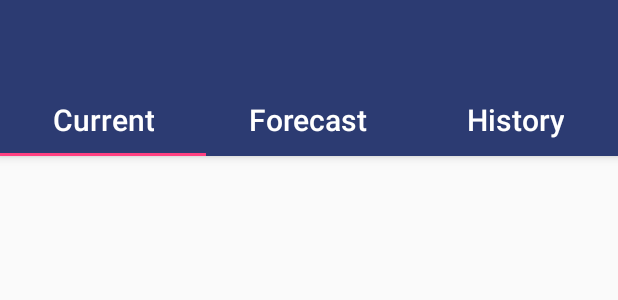
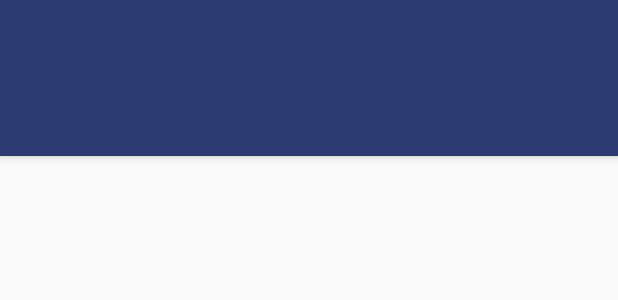
Before and after one commit to DoanVanToan/Weather, an Android app: the layout activity_main.xml on its own in the app's theme, with its tools: preview values and no code run, on a phone screen of 412 x 824 dp. Shown: the top 300 px of the screen. Run offline under Robolectric (Android 15) with nearby library versions, the phone set to English and light mode, and no system bars.

Commit message:
Init and add fragment into main screen

```diff
--- a/app/src/main/java/com/fs_sournary/weather/screen/main/fragment/current/CurrentViewModel.java
+++ b/app/src/main/java/com/fs_sournary/weather/screen/main/fragment/current/CurrentViewModel.java
@@ -63,6 +63,7 @@ public class CurrentViewModel extends BaseObservable implements BaseViewModel {
                 .subscribeWith(new DisposableObserver<GenerateWeather>() {
                     @Override
                     public void onNext(GenerateWeather generateWeather) {
+
                         CurrentWeather currentWeather = generateWeather.getCurrentWeather();
                         String current = Constant.TITLE_LAST_UPDATE
                                 + mConvertTimeUtils.getDateString((int) currentWeather.getTime());
@@ -73,7 +74,6 @@ public class CurrentViewModel extends BaseObservable implements BaseViewModel {
 
                     @Override
                     public void onError(Throwable e) {
-
                     }
 
                     @Override
--- a/app/src/main/java/com/fs_sournary/weather/screen/main/fragment/current/CurrentWeatherFragment.java
+++ b/app/src/main/java/com/fs_sournary/weather/screen/main/fragment/current/CurrentWeatherFragment.java
@@ -92,4 +92,9 @@ public class CurrentWeatherFragment extends BaseFragment implements
         }
     }
 
+    @Override
+    public void onDestroy() {
+        super.onDestroy();
+        mCurrentViewModel.onDestroy();
+    }
 }
--- a/app/src/main/java/com/fs_sournary/weather/utils/Constant.java
+++ b/app/src/main/java/com/fs_sournary/weather/utils/Constant.java
@@ -13,4 +13,7 @@ public class Constant {
     public static final String CURRENT_FRAGMENT_TAG = "current_fragment";
     public static final String TITLE_LAST_UPDATE = "Last updated: ";
 
+    public static final int COUNT_FRAGMENT_MAIN = 3;
+    public static final int COUNT_OFFSET_FRAGMENT_RETAIN = 2;
+
 }
--- a/app/src/main/java/com/fs_sournary/weather/utils/definition/ImageWeather.java
+++ b/app/src/main/java/com/fs_sournary/weather/utils/definition/ImageWeather.java
@@ -28,8 +28,8 @@ public @interface ImageWeather {
     String CLOUDY = "cloudy";
     String PARTLY_CLOUDY_DAY = "partly-cloudy-day";
     String PARTLY_CLOUDY_NIGHT = "partly-cloudy-night";
-    String SNOW = "ic_snow";
+    String SNOW = "snow";
     String SLEET = "sleet";
-    String FOG = "ic_fog";
-    String WIND = "ic_wind";
+    String FOG = "fog";
+    String WIND = "wind";
 }
--- a/app/src/main/java/com/fs_sournary/weather/widget/dialog/ProgressDialogImpl.java
+++ b/app/src/main/java/com/fs_sournary/weather/widget/dialog/ProgressDialogImpl.java
@@ -25,6 +25,7 @@ public class ProgressDialogImpl implements DialogManager {
         if (mProgressDialog == null) {
             mProgressDialog = new ProgressDialog(mContext);
             mProgressDialog.setMessage(mContext.getString(R.string.title_please_wait));
+            mProgressDialog.setCanceledOnTouchOutside(false);
         }
         mProgressDialog.show();
     }
--- a/app/src/main/res/layout/activity_main.xml
+++ b/app/src/main/res/layout/activity_main.xml
@@ -1,8 +1,13 @@
 <?xml version="1.0" encoding="utf-8"?>
 <layout xmlns:android="http://schemas.android.com/apk/res/android"
-    xmlns:app="http://schemas.android.com/apk/res-auto">
+    xmlns:app="http://schemas.android.com/apk/res-auto"
+    xmlns:bind="http://schemas.android.com/tools">
 
     <data>
+
+        <variable
+            name="view"
+            type="com.fs_sournary.weather.screen.main.MainActivity" />
 
         <variable
             name="viewModel"
@@ -30,33 +35,19 @@
             app:tabMode="fixed"
             app:tabSelectedTextColor="@android:color/white"
             app:tabTextAppearance="@style/TextAppearance.AppCompat.Title"
-            app:tabTextColor="@android:color/white">
+            app:tabTextColor="@android:color/white"
+            bind:connect="@{view.viewPager}" />
 
-            <android.support.design.widget.TabItem
-                android:layout_width="wrap_content"
-                android:layout_height="match_parent"
-                android:text="@string/title_current" />
-
-            <android.support.design.widget.TabItem
-                android:layout_width="wrap_content"
-                android:layout_height="match_parent"
-                android:text="@string/title_forecast" />
-
-            <android.support.design.widget.TabItem
-                android:layout_width="wrap_content"
-                android:layout_height="match_parent"
-                android:text="@string/title_history" />
-
-        </android.support.design.widget.TabLayout>
-
-        <FrameLayout
-            android:id="@+id/frame_place_holder"
+        <android.support.v4.view.ViewPager
+            android:id="@+id/pager_place_holder"
             android:layout_width="0dp"
             android:layout_height="0dp"
             app:layout_constraintBottom_toBottomOf="parent"
             app:layout_constraintLeft_toLeftOf="parent"
             app:layout_constraintRight_toRightOf="parent"
-            app:layout_constraintTop_toBottomOf="@id/tab" />
+            app:layout_constraintTop_toBottomOf="@id/tab"
+            bind:adapter="@{viewModel.mainPagerAdapter}"
+            bind:offset="@{viewModel.offset}" />
 
     </android.support.constraint.ConstraintLayout>
 
```
Also changed, not shown: app/src/main/java/com/fs_sournary/weather/screen/main/MainActivity.java (+22 -24 lines), app/src/main/java/com/fs_sournary/weather/screen/main/MainModule.java (+44 -2 lines), app/src/main/java/com/fs_sournary/weather/screen/main/MainPagerAdapter.java (added, +77 -0 lines), app/src/main/java/com/fs_sournary/weather/screen/main/MainViewModel.java (+15 -4 lines), app/src/main/java/com/fs_sournary/weather/screen/main/fragment/forecast/ForecastFragment.java (added, +33 -0 lines), app/src/main/java/com/fs_sournary/weather/screen/main/fragment/history/HistoryFragment.java (added, +33 -0 lines), app/src/main/java/com/fs_sournary/weather/utils/BindingUtils.java (+18 -0 lines), app/src/main/java/com/fs_sournary/weather/utils/definition/FragmentOrder.java (added, +20 -0 lines), app/src/main/res/layout/fragment_forecast.xml (added, +12 -0 lines), app/src/main/res/layout/fragment_history.xml (added, +12 -0 lines).
